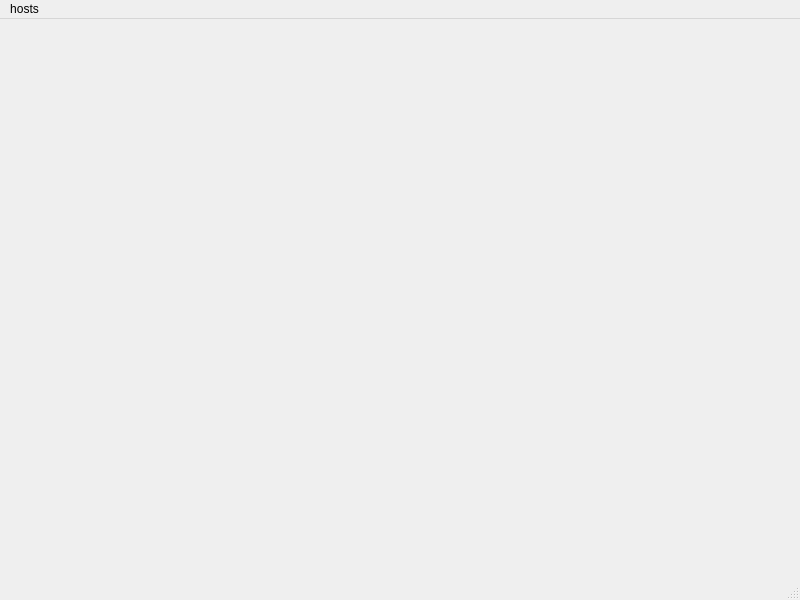
The window that Master_Form.ui (Rahman-Hegazy/Abu-Trika) describes before a commit, drawn with Qt 5.
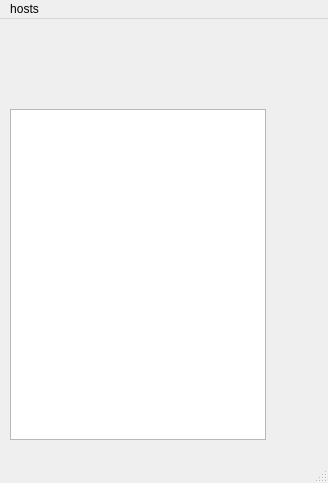
The same window after the commit.

Commit message: try to add event handler to hosts

The edit to the form file:
```diff
--- a/Master_Form.ui
+++ b/Master_Form.ui
@@ -6,20 +6,37 @@
    <rect>
     <x>0</x>
     <y>0</y>
-    <width>800</width>
-    <height>600</height>
+    <width>328</width>
+    <height>483</height>
    </rect>
   </property>
+  <property name="sizePolicy">
+   <sizepolicy hsizetype="MinimumExpanding" vsizetype="MinimumExpanding">
+    <horstretch>0</horstretch>
+    <verstretch>0</verstretch>
+   </sizepolicy>
+  </property>
   <property name="windowTitle">
    <string>MainWindow</string>
   </property>
-  <widget class="QWidget" name="centralwidget"/>
+  <widget class="QWidget" name="centralwidget">
+   <widget class="QListView" name="listView">
+    <property name="geometry">
+     <rect>
+      <x>10</x>
+      <y>90</y>
+      <width>256</width>
+      <height>331</height>
+     </rect>
+    </property>
+   </widget>
+  </widget>
   <widget class="QMenuBar" name="menubar">
    <property name="geometry">
     <rect>
      <x>0</x>
      <y>0</y>
-     <width>800</width>
+     <width>328</width>
      <height>22</height>
     </rect>
    </property>
```
Left out of the diff: 5 changed lines with no effect on the pictures. The commit also changes 1 other file.
